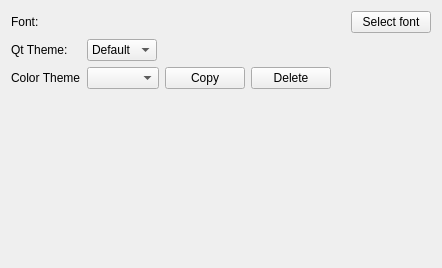
Before: the Qt Designer form src/dialogs/preferences/AppearanceOptionsWidget.ui in rizinorg/cutter, drawn with Qt 5.
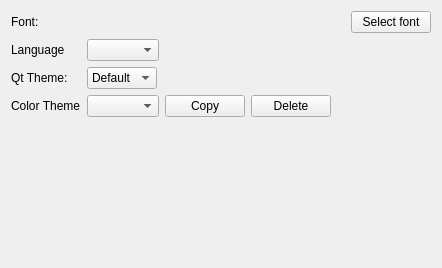
After: the same form once the commit is applied. Custom widgets are drawn as their Qt base class.

```diff
--- a/src/dialogs/preferences/AppearanceOptionsWidget.ui
+++ b/src/dialogs/preferences/AppearanceOptionsWidget.ui
@@ -56,14 +56,14 @@
        </item>
       </layout>
      </item>
-     <item row="1" column="0">
+     <item row="2" column="0">
       <widget class="QLabel" name="themeLabel">
        <property name="text">
         <string>Qt Theme:</string>
        </property>
       </widget>
      </item>
-     <item row="1" column="1">
+     <item row="2" column="1">
       <widget class="QComboBox" name="themeComboBox">
        <property name="sizePolicy">
         <sizepolicy hsizetype="Maximum" vsizetype="Fixed">
@@ -83,14 +83,14 @@
        </item>
       </widget>
      </item>
-     <item row="2" column="0">
+     <item row="3" column="0">
       <widget class="QLabel" name="colorLabel">
        <property name="text">
         <string>Color Theme</string>
        </property>
       </widget>
      </item>
-     <item row="2" column="1">
+     <item row="3" column="1">
       <layout class="QHBoxLayout" name="horizontalLayout_3">
        <item>
         <widget class="QComboBox" name="colorComboBox">
@@ -137,6 +137,23 @@
        </item>
       </layout>
      </item>
+     <item row="1" column="0">
+      <widget class="QLabel" name="languageLabel">
+       <property name="text">
+        <string>Language</string>
+       </property>
+      </widget>
+     </item>
+     <item row="1" column="1">
+      <widget class="QComboBox" name="languageComboBox">
+       <property name="sizePolicy">
+        <sizepolicy hsizetype="Maximum" vsizetype="Fixed">
+         <horstretch>0</horstretch>
+         <verstretch>0</verstretch>
+        </sizepolicy>
+       </property>
+      </widget>
+     </item>
     </layout>
    </item>
    <item>
```
